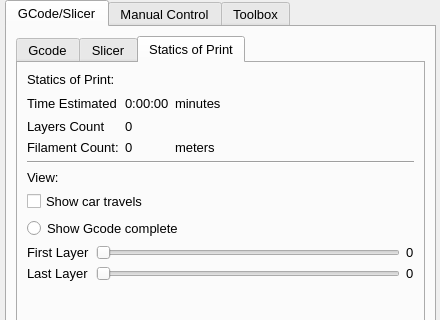
Old version of the form ManualControlWidget.ui in the repository KDE/brprint3d; both pictures show x 0 to 440 and y 0 to 320 of the 440 by 570 pixel window.
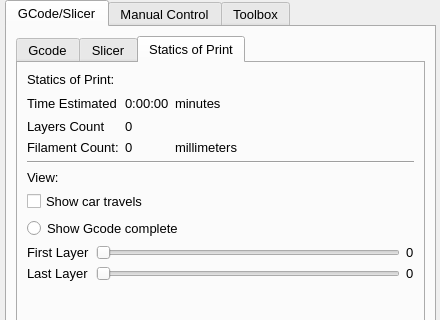
New version of the form. The open tabs and pages were chosen to show the change. Icons and pictures are not drawn. Custom widgets are drawn as their Qt base class.

Commit message: Update Label Text

```diff
--- a/ManualControlWidget.ui
+++ b/ManualControlWidget.ui
@@ -206,7 +206,7 @@
            <item row="4" column="2">
             <widget class="QLabel" name="label_2">
              <property name="text">
-              <string>meters</string>
+              <string>millimeters</string>
              </property>
             </widget>
            </item>
```
